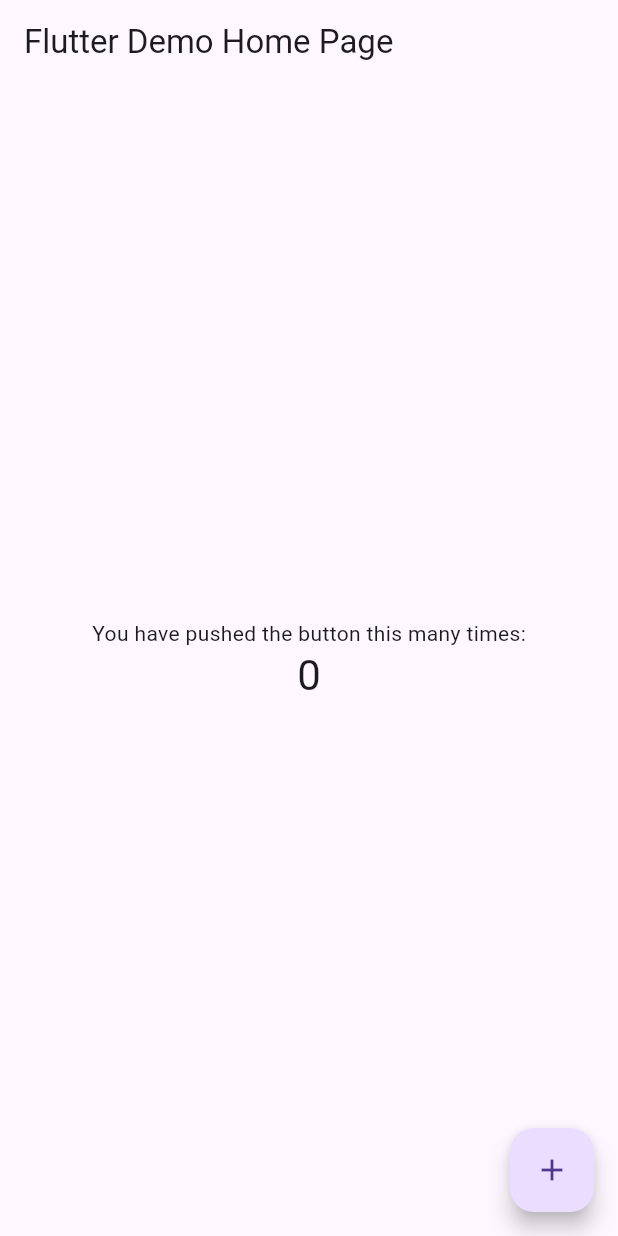
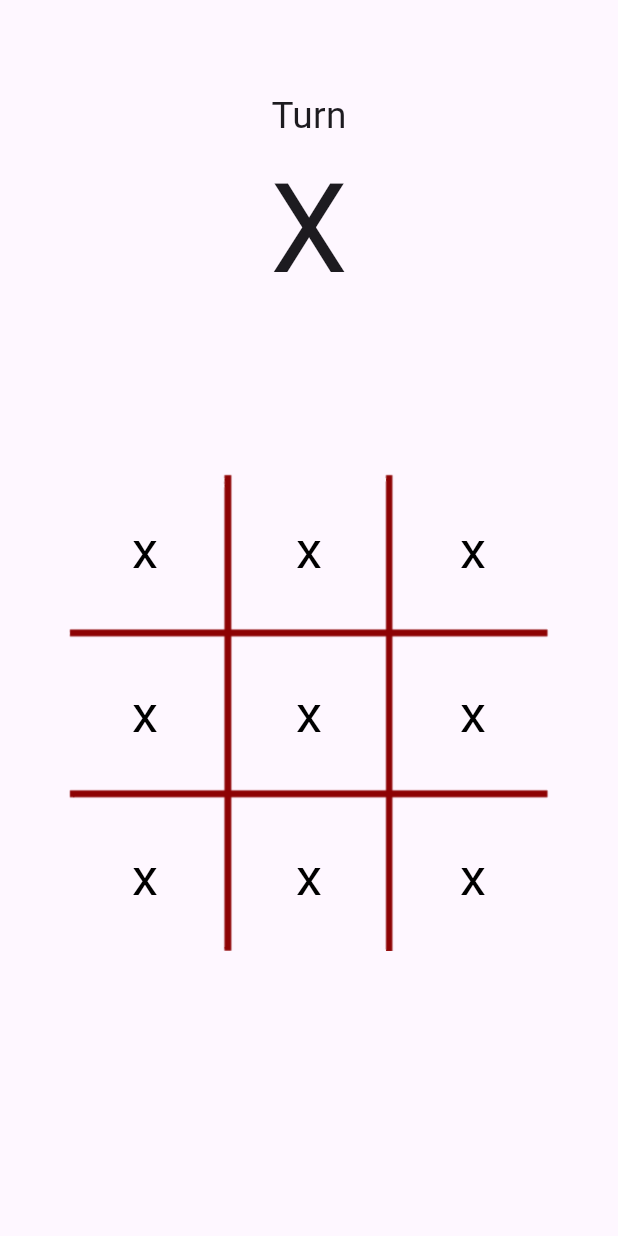
Before and after one commit to JessiApps/tic_tae_toe, a Flutter app: the screen it shows after launch, on a phone screen of 412 x 824 dp. Run offline on Flutter 3.47's test engine with Material 3 defaults, Android fonts, the phone set to English and light mode, and no system bars.

```diff
--- a/lib/main.dart
+++ b/lib/main.dart
@@ -1,4 +1,5 @@
 import 'package:flutter/material.dart';
+import 'package:tic_tae_toe/pages/game_screen.dart';
 
 void main() {
   runApp(const MyApp());
@@ -24,7 +25,7 @@ class MyApp extends StatelessWidget {
         // is not restarted.
         primarySwatch: Colors.blue,
       ),
-      home: const MyHomePage(title: 'Flutter Demo Home Page'),
+      home: const GameScreen(),
     );
   }
 }
--- /dev/null
+++ b/lib/pages/game_screen.dart
@@ -0,0 +1,172 @@
+import 'package:flutter/material.dart';
+import 'package:flutter/widgets.dart';
+import 'package:tic_tae_toe/utils/responsive.dart';
+
+class GameScreen extends StatefulWidget {
+  const GameScreen({Key? key}) : super(key: key);
+
+  @override
+  _GameScreenState createState() => _GameScreenState();
+}
+
+class _GameScreenState extends State<GameScreen> {
+  String _turn = 'X';
+
+  @override
+  Widget build(BuildContext context) {
+    final Responsive _responsive = Responsive(context);
+
+    return Scaffold(
+      body: Center(
+        child: Column(
+          mainAxisAlignment: MainAxisAlignment.center,
+          children: <Widget>[
+            Text(
+              'Turn',
+              style: TextStyle(fontSize: _responsive.hp(3)),
+            ),
+            Text(_turn, style: TextStyle(fontSize: _responsive.hp(10))),
+            SizedBox(height: _responsive.hp(7)),
+            Board()
+
+            // Expanded(
+            //   // Creating the Board for Tic tac toe
+            //   flex: 4,
+            //   child: GridView.builder(
+            //       itemCount: 9,
+            //       gridDelegate: SliverGridDelegateWithFixedCrossAxisCount(
+            //           crossAxisCount: 3),
+            //       itemBuilder: (BuildContext context, int index) {
+            //         return GestureDetector(
+            //           onTap: () {},
+            //           child: Container(
+            //             decoration: BoxDecoration(
+            //                 border: Border.all(color: Colors.black)),
+            //             child: Center(
+            //               child: Text(
+            //                 "x",
+            //                 style: TextStyle(color: Colors.white, fontSize: 35),
+            //               ),
+            //             ),
+            //           ),
+            //         );
+            //       }),
+            // ),
+
+            // Container(
+            //     height: _responsive.hp(60),
+            //     color: Colors.grey,
+            //     padding: EdgeInsets.all(_responsive.dp(5)),
+            //     child: GridView.count(
+            //       primary: false,
+            //       crossAxisSpacing: 10,
+            //       mainAxisSpacing: 10,
+            //       crossAxisCount: 3,
+            //       children: <Widget>[
+            //         Container(
+            //           padding: const EdgeInsets.all(8),
+            //           color: Colors.teal[100],
+            //           child: const Text("He'd have you all unravel at the"),
+            //         ),
+            //         Container(
+            //           padding: const EdgeInsets.all(8),
+            //           color: Colors.teal[200],
+            //           child: const Text('Heed not the rabble'),
+            //         ),
+            //         Container(
+            //           padding: const EdgeInsets.all(8),
+            //           color: Colors.teal[300],
+            //           child: const Text('Sound of screams but the'),
+            //         ),
+            //         Container(
+            //           padding: const EdgeInsets.all(8),
+            //           color: Colors.teal[400],
+            //           child: const Text('Who scream'),
+            //         ),
+            //         Container(
+            //           padding: const EdgeInsets.all(8),
+            //           color: Colors.teal[500],
+            //           child: const Text('Revolution is coming...'),
+            //         ),
+            //         Container(
+            //           padding: const EdgeInsets.all(8),
+            //           color: Colors.teal[600],
+            //           child: const Text('Revolution, they...'),
+            //         ),
+            //       ],
+            //     ))
+          ],
+        ),
+      ),
+    );
+  }
+}
+
+class Board extends StatelessWidget {
+  @override
+  Widget build(BuildContext context) {
+    final Responsive _responsive = Responsive(context);
+
+    return Container(
+      // Main container to hold both background and GridView
+      height: _responsive.hp(60),
+      padding: EdgeInsets.all(_responsive.dp(5)),
+      child: Stack(
+        children: <Widget>[
+          // Background container (placed first for behind effect)
+          Image.asset("images/Board.png",
+              fit: BoxFit.fill, width: _responsive.wp(100)),
+          GridView.count(
+            // GridView with cells on top of background
+            primary: false,
+            crossAxisSpacing: _responsive.wp(2),
+            mainAxisSpacing: _responsive.wp(1.9),
+            crossAxisCount: 3,
+            physics: NeverScrollableScrollPhysics(),
+            padding: EdgeInsets.only(
+                top: 0.0, left: 0.0, bottom: 0.0), // Remove top padding
+            shrinkWrap: true, // Wrap content vertically
+            children: createCells(),
+          ),
+        ],
+      ),
+    );
+  }
+
+  List<Cell> createCells() {
+    List<Cell> cells = [];
+    for (int i = 1; i < 10; i++) {
+      cells.add(Cell(id: i));
+    }
+    return cells;
+  }
+}
+
+class Cell extends StatelessWidget {
+  final int id;
+  const Cell({super.key, required this.id});
+
+  pressed() {
+    print("Pressed $id");
+  }
+
+  @override
+  Widget build(BuildContext context) {
+    return GestureDetector(
+      onTap: () {
+        pressed();
+      },
+      child: Container(
+        decoration: BoxDecoration(
+            border: Border.all(color: Colors.transparent),
+            color: Colors.transparent),
+        child: Center(
+          child: Text(
+            "x",
+            style: TextStyle(color: Colors.black, fontSize: 35),
+          ),
+        ),
+      ),
+    );
+  }
+}
--- /dev/null
+++ b/lib/utils/responsive.dart
@@ -0,0 +1,29 @@
+import 'package:flutter/cupertino.dart';
+import 'dart:math' as math;
+
+class Responsive {
+
+  late double _width, _height, _diagonal = 0;
+
+  double get width => _width;
+  double get height => _height;
+  double get diagonal => _diagonal;
+
+  static Responsive of(BuildContext context) => Responsive(context);
+
+  Responsive(BuildContext context) {
+
+    final Size size = MediaQuery.of(context).size;
+
+    _width = size.width;
+    _height = size.height;
+
+    _diagonal = math.sqrt(math.pow(_width, 2) + math.pow(_height, 2));
+
+  }
+
+  double wp(double percent) => _width * percent/100;
+  double hp(double percent) => _height  * percent/100;
+  double dp(double percent) => _diagonal * percent/100;
+
+}
--- a/pubspec.yaml
+++ b/pubspec.yaml
@@ -62,7 +62,7 @@ flutter:
 
   # To add assets to your application, add an assets section, like this:
   assets:
-    - images/TicTacToe icon.png
+    - images/
 
   # An image asset can refer to one or more resolution-specific "variants", see
   # https://flutter.dev/assets-and-images/#resolution-aware
```
Also changed, not shown: images/Board.png (added).
